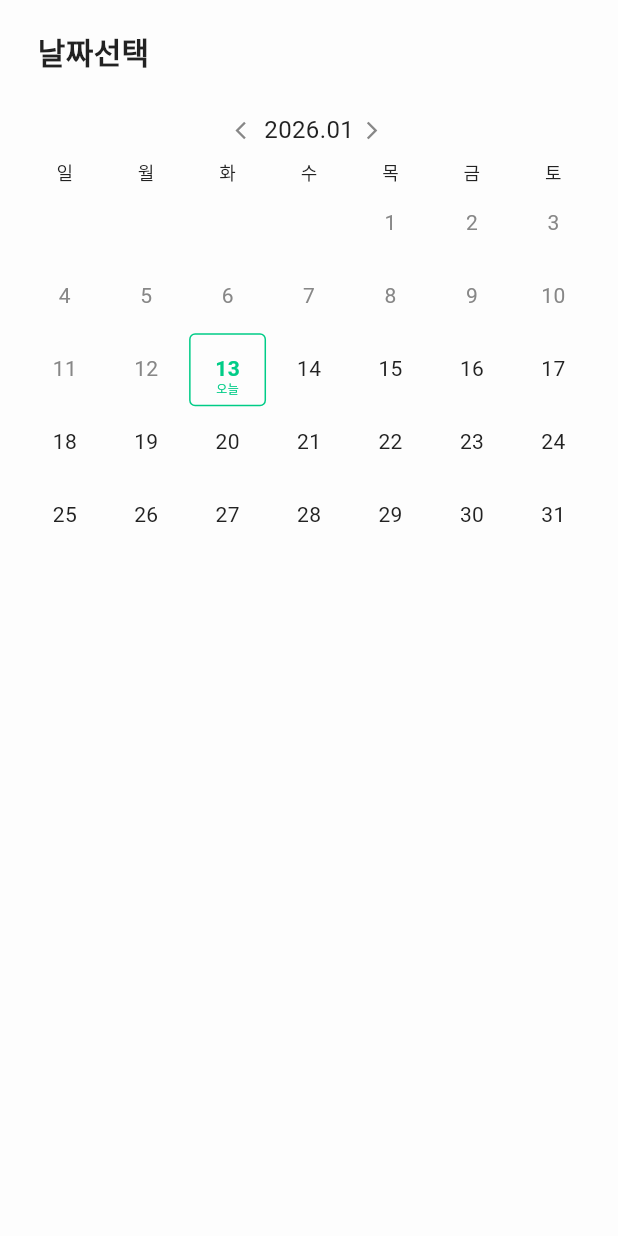
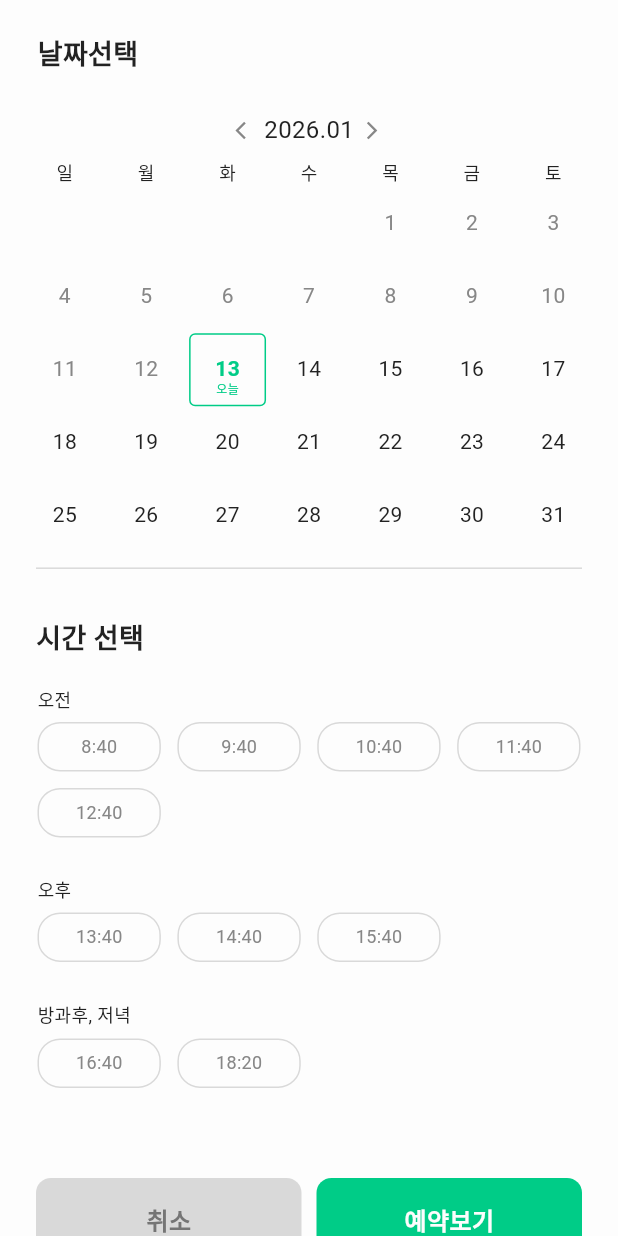
Before and after one commit to Team-Weesh/Mobile, a Flutter app: the AdminPage screen opened directly, after a tap on "일정보기", on a phone screen of 412 x 824 dp. Run offline on Flutter 3.47's test engine with Material 3 defaults, Android fonts, the phone set to English and light mode, and no system bars; drawn by our look-alikes of table_calendar; our stand-ins replace google_fonts.

Commit message:
feat(ui): implement time selection UI and rename color tokens

```diff
--- /dev/null
+++ b/lib/domain/entities/time_slot.dart
@@ -0,0 +1,7 @@
+class TimeSlot {
+  final String time;
+
+  TimeSlot({
+    required this.time,
+  });
+}
--- a/lib/main.dart
+++ b/lib/main.dart
@@ -20,7 +20,7 @@ void main() {
 
     debugShowCheckedModeBanner: false,
     theme: ThemeData(
-      scaffoldBackgroundColor: AppColors.white
+      scaffoldBackgroundColor: AppColors.neutralWhite
     ),
     home: SplashPage(),
   ));
--- a/lib/presentation/pages/admin_page.dart
+++ b/lib/presentation/pages/admin_page.dart
@@ -18,7 +18,7 @@ class AdminPage extends StatelessWidget {
             child: Column(
               crossAxisAlignment: CrossAxisAlignment.start,
               children: [
-                TitleBar(title: '관리자 페이지'),
+                TitleBar(title: '관리자 페이지', isPageTitle: true,),
                 SizedBox(height: 40,),
                 Text(
                   '예약 상태 안내',
@@ -38,7 +38,7 @@ class AdminPage extends StatelessWidget {
             title: '일정보기',
             function: () => Navigator.of(context).push(MaterialPageRoute(builder: (context) => SchedulePage(),)),
             backgroundColor: AppColors.primary,
-            titleColor: AppColors.white,
+            titleColor: AppColors.neutralWhite,
             height: 55,
             margin: 24,
           ),
@@ -73,7 +73,7 @@ class AdminPage extends StatelessWidget {
       bookingStatusItem('예약', AppColors.primary),
       bookingStatusItem('예약 승인', AppColors.statusPurple),
       bookingStatusItem('예약 거부', AppColors.statusRed),
-      bookingStatusItem('만료된 시간, 날짜', AppColors.statusGrey),
+      bookingStatusItem('만료된 시간, 날짜', AppColors.neutral300),
       bookingStatusItem('예약 안됨', AppColors.textPrimary),
     ],
   );
--- a/lib/presentation/pages/login_type_page.dart
+++ b/lib/presentation/pages/login_type_page.dart
@@ -57,8 +57,8 @@ class _LoginTypePageState extends State<LoginTypePage> {
             RectButton(
               title: '시작하기',
               function: () => navigateLoginPage(),
-              backgroundColor: selectedLoginType == null ? AppColors.backgroundLightGrey : AppColors.primary,
-              titleColor: selectedLoginType == null ? AppColors.textPrimary : AppColors.white,
+              backgroundColor: selectedLoginType == null ? AppColors.neutral100 : AppColors.primary,
+              titleColor: selectedLoginType == null ? AppColors.textPrimary : AppColors.neutralWhite,
             ),
             SizedBox(height: 34,)
           ],
@@ -92,7 +92,7 @@ class _LoginTypePageState extends State<LoginTypePage> {
             color: AppColors.primary,
             shape: BoxShape.circle
           ),
-          child: Icon(Icons.check_rounded, color: AppColors.white, size: 16,),
+          child: Icon(Icons.check_rounded, color: AppColors.neutralWhite, size: 16,),
         ),
       ],
     ),
--- a/lib/presentation/pages/schedule_page.dart
+++ b/lib/presentation/pages/schedule_page.dart
@@ -1,4 +1,10 @@
+import 'dart:math';
+
 import 'package:flutter/material.dart';
+import 'package:weesh/domain/entities/time_slot.dart';
+import 'package:weesh/presentation/theme/app_colors.dart';
+import 'package:weesh/presentation/theme/app_text_styles.dart';
+import 'package:weesh/presentation/widgets/rect_button.dart';
 import 'package:weesh/presentation/widgets/schedule_calendar.dart';
 import 'package:weesh/presentation/widgets/title_bar.dart';
 
@@ -12,6 +18,25 @@ class SchedulePage extends StatefulWidget {
 class _SchedulePageState extends State<SchedulePage> {
   DateTime focusDate = DateTime.now();
   DateTime currentDate = DateTime.now();
+
+  List<TimeSlot> morningSlots = [
+    TimeSlot(time: '8:40'),
+    TimeSlot(time: '9:40'),
+    TimeSlot(time: '10:40'),
+    TimeSlot(time: '11:40'),
+    TimeSlot(time: '12:40'),
+  ];
+
+  List<TimeSlot> afternoonSlots = [
+    TimeSlot(time: '13:40'),
+    TimeSlot(time: '14:40'),
+    TimeSlot(time: '15:40'),
+  ];
+
+  List<TimeSlot> eveningSlots = [
+    TimeSlot(time: '16:40'),
+    TimeSlot(time: '18:20'),
+  ];
 
   void changeCurrentDate(DateTime newCurrentDate) {
     setState(() {
@@ -28,7 +53,8 @@ class _SchedulePageState extends State<SchedulePage> {
   @override
   Widget build(BuildContext context) {
     return Scaffold(
-      body: SafeArea(child: Column(
+      body: SafeArea(child: SingleChildScrollView(
+        child: Column(
           children: [
             Padding(
               padding: const EdgeInsets.symmetric(horizontal: 25),
@@ -45,10 +71,94 @@ class _SchedulePageState extends State<SchedulePage> {
                 changeFocusDate: changeFocusDate,
               ),
             ),
+            SizedBox(height: 10,),
+            Padding(
+              padding: const EdgeInsets.symmetric(horizontal: 24),
+              child: Column(
+                children: [
+                  Divider(height: 1, color: AppColors.neutral200,),
                   // 시간 선택
+                  TitleBar(title: '시간 선택', topPadding: 35,),
+                  SizedBox(height: 21,),
+                  counselingTimeSelector(),
+                  SizedBox(height: 60,),
                   // 버튼들
+                  reservationActionSection(),
                 ],
+              ),
+            ),
+            SizedBox(height: 44,),
+          ],
+        ),
       )),
     );
   }
+
+  Widget reservationActionSection() => Row(
+    spacing: 10,
+    children: [
+      Expanded(
+        child: RectButton(
+          title: '취소',
+          function: () => print('취소'),
+          backgroundColor: AppColors.neutral200,
+          titleColor: AppColors.textSecondary,
+          height: 55,
+          margin: 0,
+        ),
+      ),
+      Expanded(
+        child: RectButton(
+          title: '예약보기',
+          function: () => print('예약보기'),
+          backgroundColor: AppColors.primary,
+          titleColor: AppColors.neutralWhite,
+          height: 55,
+          margin: 0,
+        ),
+      ),
+    ],
+  );
+
+  Widget timeSlotItem(TimeSlot item) => Container(
+    alignment: Alignment.center,
+    width: (MediaQuery.sizeOf(context).width - 50 - 33) / 4,
+    height: 33,
+    decoration: BoxDecoration(
+      border: Border.all(width: 1, color: AppColors.neutral200),
+      borderRadius: BorderRadius.circular(15),
+
+    ),
+    child: Text(
+      item.time,
+      style: AppTextStyles.robotoRegular(size: 12, color: AppColors.textTertiary),
+    ),
+  );
+
+  Widget timePeriodSection(String title, List<TimeSlot> timeSlots) => Column(
+    spacing: 5,
+    crossAxisAlignment: CrossAxisAlignment.start,
+    children: [
+      Text(
+        title,
+        style: AppTextStyles.robotoRegular(size: 12, color: AppColors.textPrimary),
+      ),
+      Wrap(
+        spacing: 11,
+        runSpacing: 11,
+        children: timeSlots.map((e) => timeSlotItem(e),).toList(),
+      ),
+    ],
+  );
+
+  Widget counselingTimeSelector() => Column(
+    spacing: 25,
+    crossAxisAlignment: CrossAxisAlignment.start,
+    children: [
+      timePeriodSection('오전', morningSlots),
+      timePeriodSection('오후', afternoonSlots),
+      timePeriodSection('방과후, 저녁', eveningSlots),
+    ],
+  );
+
 }
--- a/lib/presentation/theme/app_colors.dart
+++ b/lib/presentation/theme/app_colors.dart
@@ -1,20 +1,21 @@
 import 'package:flutter/material.dart';
 
 class AppColors {
+  // Brand
   static const primary = Color(0xFF00CC87);
-  static const white = Color(0xFFFDFDFD);
-  static const backgroundLightGrey = Color(0xFFF2F2F2);
 
-  // Status Colors
-  static const statusPurple = Color(0xFFA375FF);
-  static const statusRed = Color(0xFFFF5C5F);
-  static const statusGrey = Color(0xFFBABABA);
+  // Neutral
+  static const neutralWhite = Color(0xFFFDFDFD);
+  static const neutral100 = Color(0xFFF2F2F2);
+  static const neutral200 = Color(0xFFD9D9D9);
+  static const neutral300 = Color(0xFFBABABA);
 
   // Text
   static const textPrimary = Color(0xFF222222);
   static const textSecondary = Color(0xFF757575);
   static const textTertiary = Color(0xFF878787);
 
-  // Borders / Lines
-  static const borderGrey = Color(0xFFD9D9D9);
+  // Status
+  static const statusPurple = Color(0xFFA375FF);
+  static const statusRed = Color(0xFFFF5C5F);
 }
--- a/lib/presentation/widgets/auth_action_section.dart
+++ b/lib/presentation/widgets/auth_action_section.dart
@@ -27,7 +27,7 @@ class AuthActionSection extends StatelessWidget {
           RectButton(
             title: actionText,
             function: onPrimaryAction,
-            backgroundColor: AppColors.backgroundLightGrey,
+            backgroundColor: AppColors.neutral100,
             titleColor: AppColors.textPrimary,
           ),
           GestureDetector(
--- a/lib/presentation/widgets/circle_button.dart
+++ b/lib/presentation/widgets/circle_button.dart
@@ -21,13 +21,13 @@ class CircleButton extends StatelessWidget {
         width: double.infinity,
         decoration: BoxDecoration(
             borderRadius: BorderRadius.circular(200),
-            color: unselected ? AppColors.white : AppColors.primary
+            color: unselected ? AppColors.neutralWhite : AppColors.primary
         ),
         child: Text(
           title,
           style: unselected
               ? AppTextStyles.robotoRegular(size: 16, color: AppColors.primary)
-              : AppTextStyles.robotoSemiBold(size: 20, color: AppColors.white),
+              : AppTextStyles.robotoSemiBold(size: 20, color: AppColors.neutralWhite),
         ),
       ),
     );
--- a/lib/presentation/widgets/text_input_field.dart
+++ b/lib/presentation/widgets/text_input_field.dart
@@ -26,7 +26,7 @@ class _TextInputFieldState extends State<TextInputField> {
   Widget build(BuildContext context) {
     return Container(
       decoration: BoxDecoration(
-        border: Border(bottom: BorderSide(width: 2, color: AppColors.borderGrey))
+        border: Border(bottom: BorderSide(width: 2, color: AppColors.neutral200))
       ),
       child: Row(
         children: [
--- a/lib/presentation/widgets/title_bar.dart
+++ b/lib/presentation/widgets/title_bar.dart
@@ -6,20 +6,24 @@ class TitleBar extends StatelessWidget {
   const TitleBar({
     super.key,
     required this.title,
+    this.isPageTitle = false,
+    this.topPadding,
   });
 
   final String title;
+  final bool isPageTitle;
+  final double? topPadding;
 
   @override
   Widget build(BuildContext context) {
     return Padding(
-      padding: EdgeInsets.only(top: MediaQuery.sizeOf(context).height * 0.03),
+      padding: EdgeInsets.only(top: topPadding ?? MediaQuery.sizeOf(context).height * 0.03),
       child: Align(
         alignment: AlignmentGeometry.centerLeft,
         child: Text(
           title,
-          style: AppTextStyles.robotoSemiBold(
-            size: 20,
+          style: AppTextStyles.robotoBold(
+            size: isPageTitle ? 20 : 18,
             color: AppColors.textPrimary,
             lineHeight: 20,
           ),
```
Lines whose indentation alone changed are shown as unchanged.
